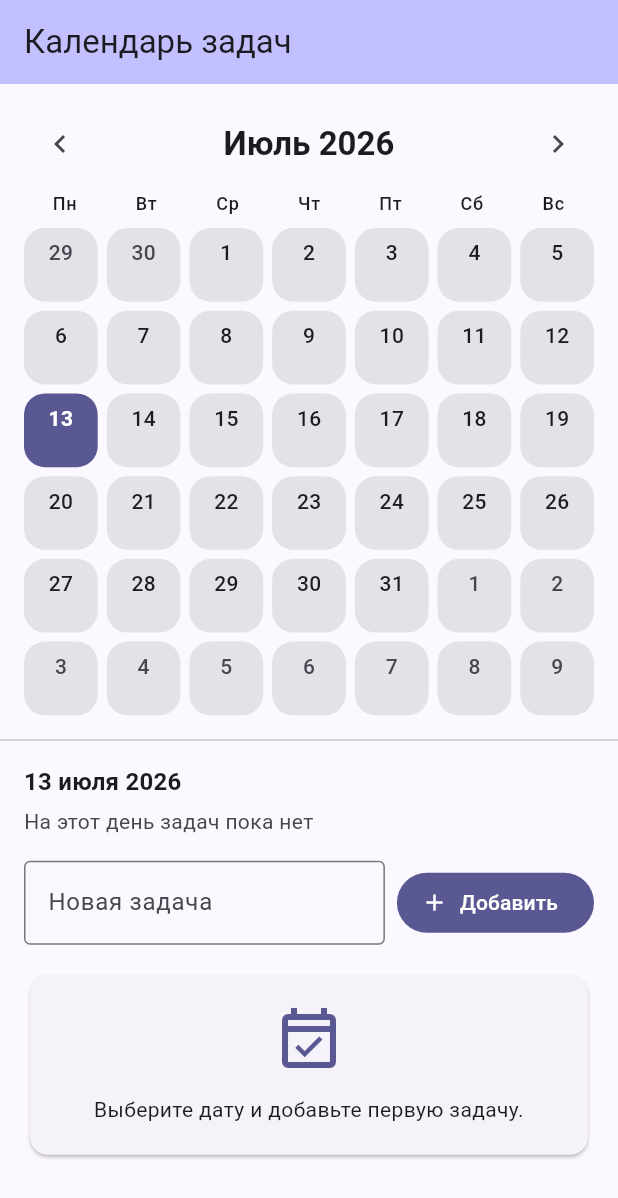
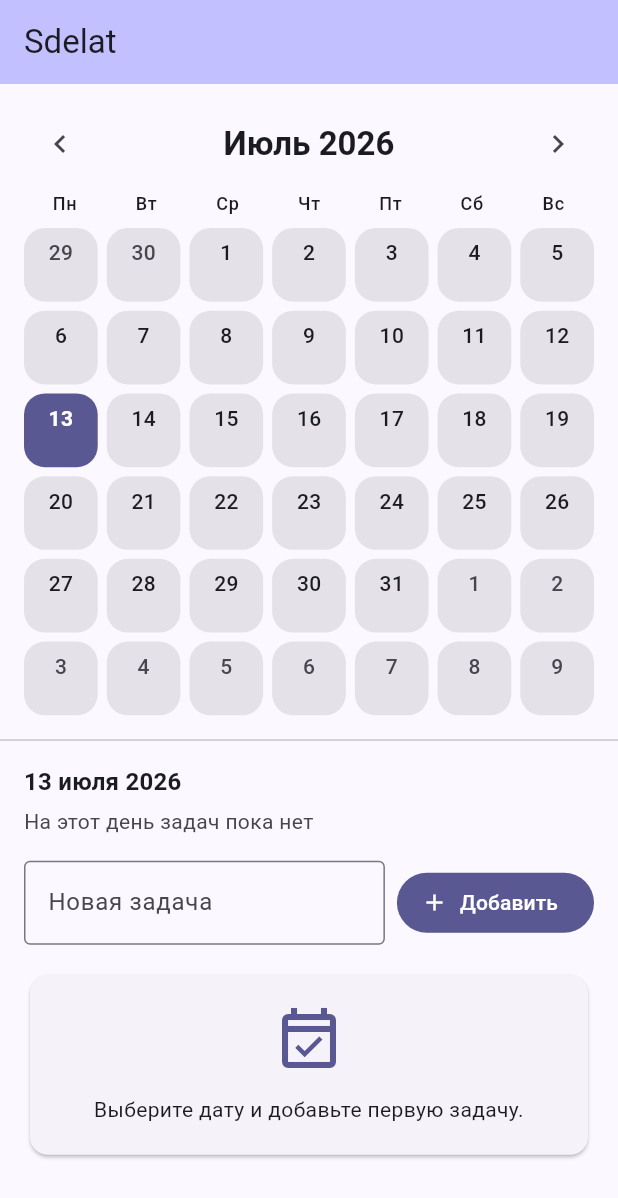
Before and after one commit to ArmanulyOsman/ToDoByCursor, a Flutter app: the screen it shows after launch, on a phone screen of 412 x 824 dp. Shown: the top 1198 px of the screen. Run offline on Flutter 3.47's test engine with Material 3 defaults, Android fonts, the phone set to English and light mode, and no system bars; our stand-ins replace shared_preferences.

Commit message:
Rename app to Sdelat
Co-authored-by: Osman Armanuly <armanlyosman@gmail.com>

```diff
--- a/lib/main.dart
+++ b/lib/main.dart
@@ -14,7 +14,7 @@ class TodoCalendarApp extends StatelessWidget {
   @override
   Widget build(BuildContext context) {
     return MaterialApp(
-      title: 'Календарь задач',
+      title: 'Sdelat',
       debugShowCheckedModeBanner: false,
       theme: ThemeData(
         colorScheme: ColorScheme.fromSeed(seedColor: const Color(0xFF4F46E5)),
@@ -229,7 +229,7 @@ class _TodoCalendarPageState extends State<TodoCalendarPage> {
     return Scaffold(
       appBar: AppBar(
         backgroundColor: Theme.of(context).colorScheme.inversePrimary,
-        title: const Text('Календарь задач'),
+        title: const Text('Sdelat'),
       ),
       body: SafeArea(
         child: Column(
```
Also changed, not shown: 4 other files.
